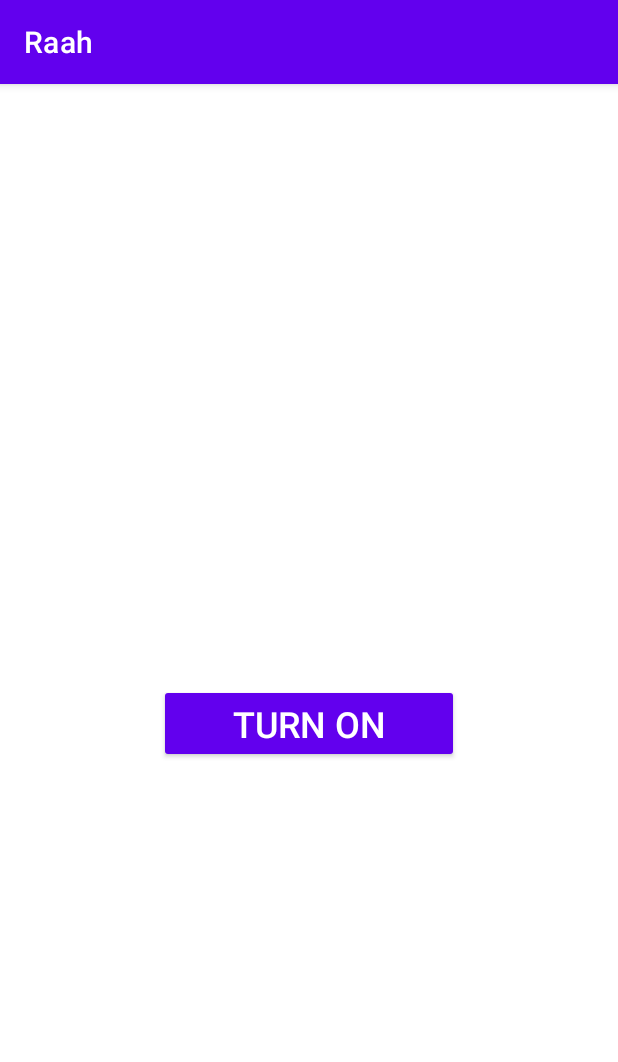
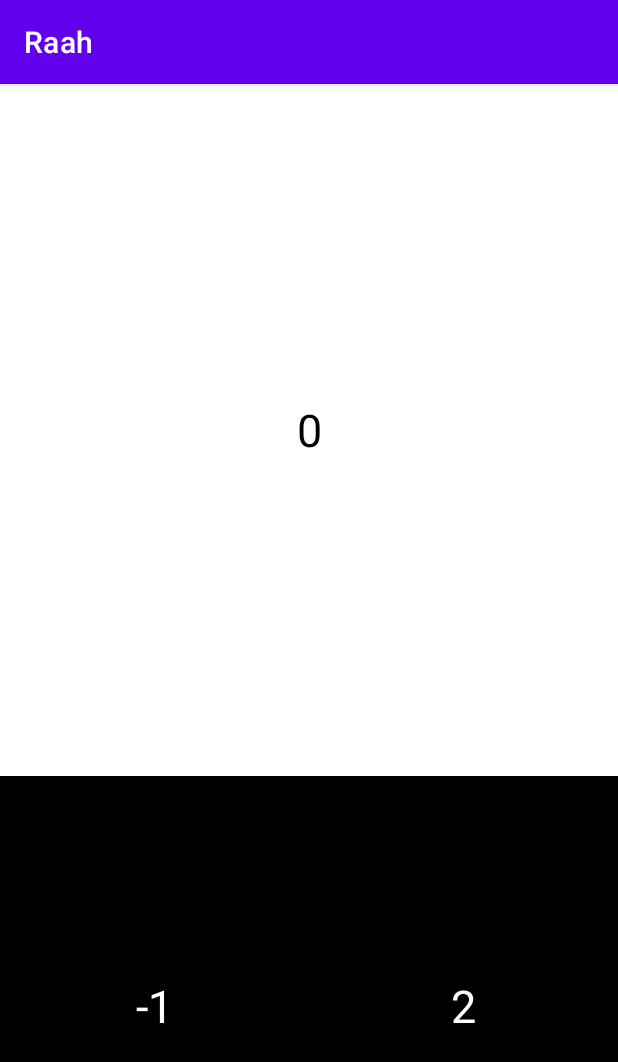
Before and after one commit to mojitosharma/Raah, an Android app: the GameScreen screen opened directly, with no data from a screen before it, on a phone screen of 412 x 824 dp. Shown: the top 1062 px of the screen. Run offline under Robolectric (Android 15) with nearby library versions, the phone set to English and light mode, and no system bars; 3 statements that could not run were skipped.

Commit message:
text views for game screen added

```diff
--- a/app/src/main/java/com/example/raah/BluetoothService.java
+++ b/app/src/main/java/com/example/raah/BluetoothService.java
@@ -121,7 +121,7 @@ public class BluetoothService extends Service {
                 try {
                     numBytes = mInputStream.read(buffer);
                     String data = new String(buffer, 0, numBytes);
-                    ((GameScreen)activity).send(data);
+                    ((GameScreen)activity).receivedData(data);
                     // Process the received data
                 } catch (IOException e) {
                     e.printStackTrace();
--- a/app/src/main/java/com/example/raah/GameScreen.java
+++ b/app/src/main/java/com/example/raah/GameScreen.java
@@ -1,57 +1,34 @@
 package com.example.raah;
 
-import static android.content.ContentValues.TAG;
 
 import androidx.appcompat.app.AppCompatActivity;
 
 import android.annotation.SuppressLint;
-import android.bluetooth.BluetoothAdapter;
-import android.bluetooth.BluetoothDevice;
-import android.bluetooth.BluetoothSocket;
 import android.content.ComponentName;
 import android.content.Context;
 import android.content.Intent;
 import android.content.ServiceConnection;
 import android.os.Bundle;
-import android.os.Handler;
 import android.os.IBinder;
-import android.os.Looper;
-import android.os.Message;
 import android.util.Log;
-import android.view.View;
-import android.widget.Button;
-import android.widget.ImageView;
 import android.widget.TextView;
-import android.widget.Toast;
-
-import java.io.IOException;
-import java.io.InputStream;
-import java.io.OutputStream;
-import java.util.ArrayList;
-import java.util.List;
-import java.util.UUID;
 
 public class GameScreen extends AppCompatActivity {
 //    public static ConnectedThread connectedThread;
-    public static Handler handler;
-    private static Context mContext;
-    public static BluetoothSocket mmSocket;
-    private final static int CONNECTING_STATUS = 1; // used in bluetooth handler to identify message status
-    private final static int MESSAGE_READ = 2; // used in bluetooth handler to identify message update
-    private String deviceName = null;
-    private String deviceAddress;
-    private TextView textViewInfo;
-    private List<Float> mReceivedData = new ArrayList<>();
-
+//    public static Handler handler;
+//    private final static int CONNECTING_STATUS = 1; // used in bluetooth handler to identify message status
+//    private final static int MESSAGE_READ = 2; // used in bluetooth handler to identify message update
+    private TextView currTextView, prevTextView,nextTextView;
     private BluetoothService mBluetoothService;
     private boolean mBound = false;
-
-    private ServiceConnection mConnection = new ServiceConnection() {
+    private int curr,prev,next;
+    private final ServiceConnection mConnection = new ServiceConnection() {
         @Override
         public void onServiceConnected(ComponentName componentName, IBinder iBinder) {
             BluetoothService.LocalBinder binder = (BluetoothService.LocalBinder) iBinder;
             mBluetoothService = binder.getService();
             mBluetoothService.startReceive(GameScreen.this);
+            mBluetoothService.sendData("1".getBytes());
             mBound = true;
         }
 
@@ -66,18 +43,45 @@ public class GameScreen extends AppCompatActivity {
     protected void onCreate(Bundle savedInstanceState) {
         super.onCreate(savedInstanceState);
         setContentView(R.layout.activity_game_screen);
-        mContext = getApplicationContext();
-        textViewInfo = findViewById(R.id.textViewInfo);
-        final Button buttonToggle = findViewById(R.id.buttonToggle);
-        deviceAddress=Variables.deviceAddress;
-        deviceName=Variables.deviceName;
-//        buttonToggle.setEnabled(false);
-        mmSocket = Variables.mmsocket;
-        Toast.makeText(mContext , "In here 1", Toast.LENGTH_SHORT).show();
-        // connecting to binded service
-        Intent serviceintent = new Intent(this, BluetoothService.class);
-//        startService(serviceintent);
-        bindService(serviceintent, mConnection, Context.BIND_AUTO_CREATE);
+        currTextView= findViewById(R.id.currTextView);
+        prevTextView =findViewById(R.id.prevTextView);
+        nextTextView=findViewById(R.id.nextTextView);
+        curr=0;
+        prev=-1;
+        next=2;
+        currTextView.setText(String.valueOf(curr));
+        prevTextView.setText(String.valueOf(prev));
+        nextTextView.setText(String.valueOf(next));
+        // connecting to bound service
+        Intent serviceIntent = new Intent(this, BluetoothService.class);
+//        startService(serviceIntent);
+        bindService(serviceIntent, mConnection, Context.BIND_AUTO_CREATE);
+
+    }
+    @Override
+    protected void onDestroy() {
+        super.onDestroy();
+        mBluetoothService.sendData("0".getBytes());
+        if(mBound){
+            unbindService(mConnection);
+            mBound = false;
+        }
+    }
+
+    public void receivedData(String data){
+        Log.i("ArduinoReceived",data);
+        if(data.equals(String.valueOf(curr))){
+            prev=curr;
+            curr=next;
+            next++;
+            currTextView.setText(String.valueOf(curr));
+            prevTextView.setText(String.valueOf(prev));
+            nextTextView.setText(String.valueOf(next));
+        }
+    }
+
+}
+
 //        connectedThread = new ConnectedThread(mmSocket);
 //        connectedThread.run();
 
@@ -106,35 +110,34 @@ public class GameScreen extends AppCompatActivity {
 
 
 
-        // Button to ON/OFF LED on Arduino Board
-        buttonToggle.setOnClickListener(view -> {
-            String cmdText = null;
-            String btnState = buttonToggle.getText().toString().toLowerCase();
-            switch (btnState){
-                case "turn on":
-                    buttonToggle.setText(R.string.turn_off);
-                    // Command to turn on LED on Arduino. Must match with the command in Arduino code
-                    cmdText = "<turn on>";
-
-                    break;
-                case "turn off":
-                    buttonToggle.setText(R.string.turn_on);
-                    // Command to turn off LED on Arduino. Must match with the command in Arduino code
-                    cmdText = "<turn off>";
-                    break;
-            }
-            if(cmdText!=null){
-                cmdText = "2";
-                Log.i("SendFromGame",cmdText);
-                byte[] byteArray = cmdText.getBytes();
-                mBluetoothService.sendData(byteArray);
-            }else{
-                Toast.makeText(mContext, "Something went wrong. Please try again.", Toast.LENGTH_SHORT).show();
-            }
-            // Send command to Arduino board
-//            connectedThread.write(cmdText);
-        });
-    }
+// Button to ON/OFF LED on Arduino Board
+//        buttonToggle.setOnClickListener(view -> {
+//            String cmdText = null;
+//            String btnState = buttonToggle.getText().toString().toLowerCase();
+//            switch (btnState){
+//                case "turn on":
+//                    buttonToggle.setText(R.string.turn_off);
+//                    // Command to turn on LED on Arduino. Must match with the command in Arduino code
+//                    cmdText = "<turn on>";
+//
+//                    break;
+//                case "turn off":
+//                    buttonToggle.setText(R.string.turn_on);
+//                    // Command to turn off LED on Arduino. Must match with the command in Arduino code
+//                    cmdText = "<turn off>";
+//                    break;
+//            }
+//            if(cmdText!=null){
+//                cmdText = "2";
+//                Log.i("SendFromGame",cmdText);
+//                byte[] byteArray = cmdText.getBytes();
+//                mBluetoothService.sendData(byteArray);
+//            }else{
+//                Toast.makeText(mContext, "Something went wrong. Please try again.", Toast.LENGTH_SHORT).show();
+//            }
+//            // Send command to Arduino board
+////            connectedThread.write(cmdText);
+//        });
 //    private void onDataReceived(List<Float> data) {
 //        StringBuilder sb = new StringBuilder();
 //        for (float value : data) {
@@ -144,7 +147,7 @@ public class GameScreen extends AppCompatActivity {
 //        runOnUiThread(() -> textViewInfo.setText(receivedData));
 //    }
 
-    /* =============================== Thread for Data Transfer =========================================== */
+/* =============================== Thread for Data Transfer =========================================== */
 //    public static class ConnectedThread extends Thread {
 //        private final BluetoothSocket mmSocket;
 //        private final InputStream mmInStream;
@@ -228,17 +231,3 @@ public class GameScreen extends AppCompatActivity {
 //            }
 //        }
 //    }
-    @Override
-    protected void onDestroy() {
-        super.onDestroy();
-        if(mBound){
-            unbindService(mConnection);
-            mBound = false;
-        }
-    }
-
-    public void send(String data){
-        Log.i("ArduinoReceived",data);
-    }
-
-}
--- a/app/src/main/java/com/example/raah/MainActivity.java
+++ b/app/src/main/java/com/example/raah/MainActivity.java
@@ -37,7 +37,7 @@ public class MainActivity extends AppCompatActivity {
     public static BluetoothSocket mmSocket;
     public static int returned_value = 0;
     private final static int CONNECTING_STATUS = 1; // used in bluetooth handler to identify message status
-    private final static int MESSAGE_READ = 2; // used in bluetooth handler to identify message update
+//    private final static int MESSAGE_READ = 2; // used in bluetooth handler to identify message update
     private Button startButton, buttonConnect;
     boolean isAllPermissionsAvailable=false;
     String[] permissions= new String[]{Manifest.permission.BLUETOOTH_CONNECT,Manifest.permission.ACCESS_COARSE_LOCATION,Manifest.permission.BLUETOOTH_SCAN};
@@ -235,5 +235,5 @@ public class MainActivity extends AppCompatActivity {
             }
         }
         super.onRequestPermissionsResult(requestCode, permissions, grantResults);
-    };
+    }
 }
--- a/app/src/main/res/layout/activity_game_screen.xml
+++ b/app/src/main/res/layout/activity_game_screen.xml
@@ -5,33 +5,51 @@
     android:layout_width="match_parent"
     android:layout_height="match_parent"
     tools:context=".GameScreen">
+    <LinearLayout
+        android:layout_width="match_parent"
+        android:layout_height="match_parent"
+        android:weightSum="1"
+        android:orientation="vertical"
+        >
+        <LinearLayout
+            android:layout_width="match_parent"
+            android:layout_height="match_parent"
+            android:layout_weight="0.4"
+            android:background="@color/white">
+            <TextView
+                android:id="@+id/currTextView"
+                android:layout_width="match_parent"
+                android:layout_height="match_parent"
+                android:textColor="@color/black"
+                android:textSize="30sp"
+                android:gravity="center"/>
+        </LinearLayout>
+        <LinearLayout
+            android:layout_width="match_parent"
+            android:layout_height="match_parent"
+            android:layout_weight="0.6"
+            android:orientation="horizontal"
+            android:background="@color/black"
+            android:weightSum="1">
+            <TextView
+                android:id="@+id/prevTextView"
+                android:layout_width="match_parent"
+                android:layout_height="match_parent"
+                android:textColor="@color/white"
+                android:textSize="30sp"
+                android:gravity="center"
+                android:layout_weight="0.5"
+                tools:ignore="NestedWeights" />
+            <TextView
+                android:id="@+id/nextTextView"
+                android:layout_width="match_parent"
+                android:layout_height="match_parent"
+                android:textColor="@color/white"
+                android:textSize="30sp"
+                android:gravity="center"
+                android:layout_weight="0.5"/>
 
-    <TextView
-        android:id="@+id/textViewInfo"
-        android:layout_width="wrap_content"
-        android:layout_height="wrap_content"
-        android:layout_marginStart="16dp"
-        android:layout_marginTop="64dp"
-        android:layout_marginEnd="16dp"
-        android:textAlignment="center"
-        android:textStyle="italic"
-        android:textSize="40sp"
-        android:textColor="@color/black"
-        app:layout_constraintEnd_toEndOf="parent"
-        app:layout_constraintHorizontal_bias="0.0"
-        app:layout_constraintStart_toStartOf="parent"
-        app:layout_constraintTop_toBottomOf="@+id/buttonToggle" />
-    <Button
-        android:id="@+id/buttonToggle"
-        style="@style/Widget.AppCompat.Button.Colored"
-        android:layout_width="200dp"
-        android:layout_height="wrap_content"
-        android:layout_marginTop="400dp"
-        android:text="@string/turn_on"
-        android:textSize="24sp"
-        app:layout_constraintEnd_toEndOf="parent"
-        app:layout_constraintHorizontal_bias="0.5"
-        app:layout_constraintStart_toStartOf="parent"
-        app:layout_constraintTop_toTopOf="parent" />
+        </LinearLayout>
+    </LinearLayout>
 
 </androidx.constraintlayout.widget.ConstraintLayout>
```
